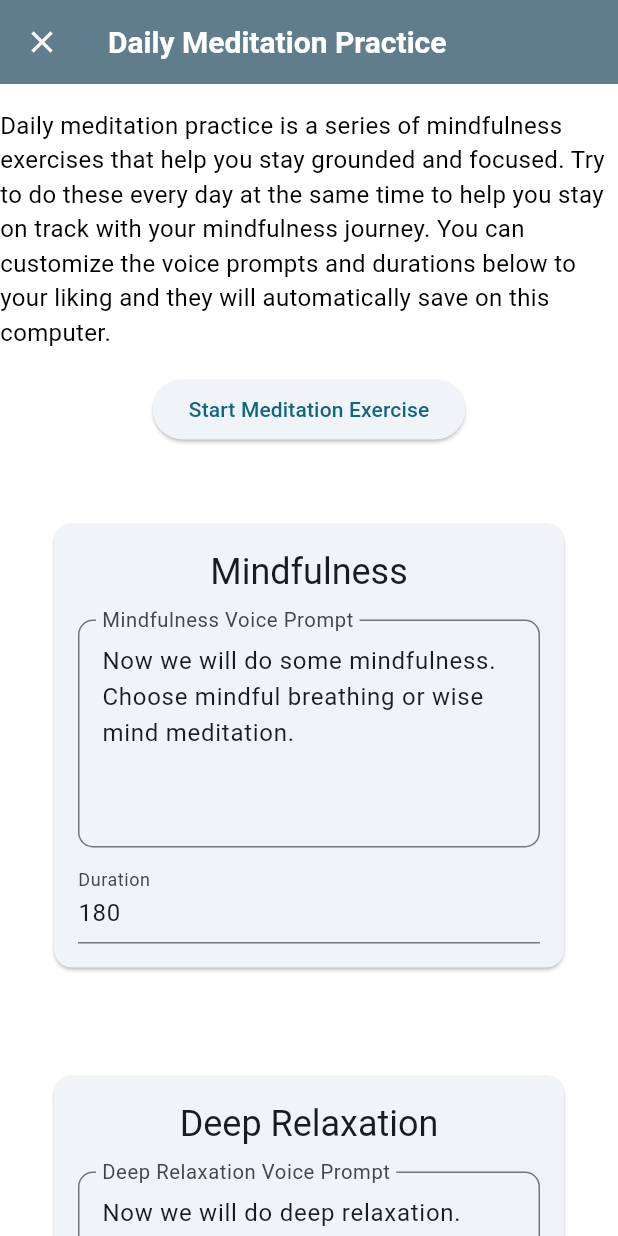
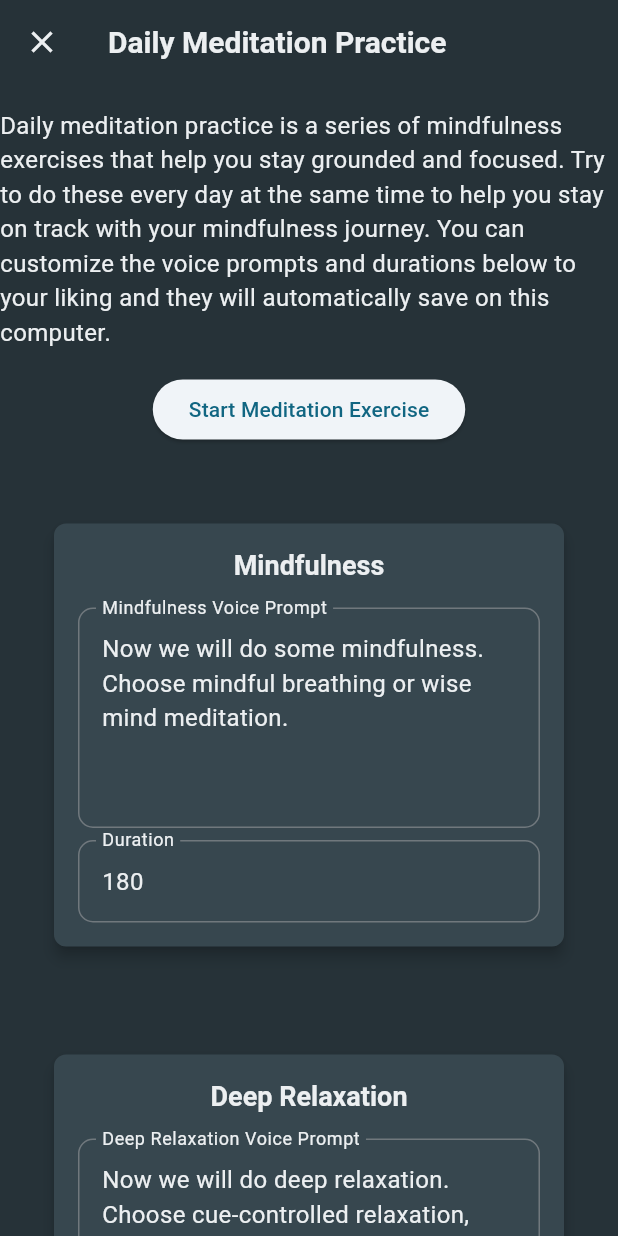
Before and after one commit to Dozer1170/mental_health_help, a Flutter app: the screen it shows after launch, after a tap on "Go to Daily Meditation", on a phone screen of 412 x 824 dp. Run offline on Flutter 3.47's test engine with Material 3 defaults, Android fonts, the phone set to English and light mode, and no system bars; our stand-ins replace flutter_tts, shared_preferences.

Commit message:
Dark theme

```diff
--- a/lib/defaults.dart
+++ b/lib/defaults.dart
@@ -1,5 +1,3 @@
-import 'package:flutter/material.dart';
-
 final Prompt welcomeDailyPractice = Prompt(_welcomeDailyPracticeTitle, _welcomeDailyPractice, 0);
 final Prompt deepBreath = Prompt(_deepBreathTitle, _deepBreath, 15);
 final Prompt mindfulness = Prompt(_mindfulnessTitle, _mindfulness, 180);
--- a/lib/main.dart
+++ b/lib/main.dart
@@ -2,6 +2,7 @@ import 'package:flutter/material.dart';
 import 'package:mental_health_help/daily_meditation_practice.dart';
 import 'package:mental_health_help/home.dart';
 import 'package:mental_health_help/strings.dart';
+import 'package:mental_health_help/themes.dart';
 import 'package:mental_health_help/transitions.dart';
 
 void main() {
@@ -15,26 +16,7 @@ class MyApp extends StatelessWidget {
   Widget build(BuildContext context) {
     return MaterialApp(
       title: appName,
-      theme: ThemeData(
-        colorScheme: ColorScheme.fromSeed(seedColor: Colors.blueGrey),
-        primaryColor: Colors.blueGrey,
-        scaffoldBackgroundColor: Colors.white,
-        appBarTheme: const AppBarTheme(
-          backgroundColor: Colors.blueGrey,
-          foregroundColor: Colors.white,
-        ),
-        textTheme: const TextTheme(
-          titleLarge: TextStyle(
-            color: Colors.blueGrey,
-            fontSize: 20,
-            fontWeight: FontWeight.bold,
-          ),
-          bodyMedium: TextStyle(
-            color: Colors.black,
-            fontSize: 16,
-          ),
-        ),
-      ),
+      theme: darkTheme,
       onGenerateRoute: (settings) {
         return PageRouteBuilder(
           pageBuilder: (context, animation, secondaryAnimation) {
--- a/lib/styles.dart
+++ b/lib/styles.dart
@@ -9,19 +9,3 @@ const smEdge = EdgeInsets.all(8.0);
 const mdEdge = EdgeInsets.all(16.0);
 const lgEdge = EdgeInsets.all(32.0);
 const xlEdge = EdgeInsets.all(64.0);
-
-InputDecoration buildInputDecoration(String labelText) {
-  return InputDecoration(
-    labelText: labelText,
-    labelStyle: const TextStyle(
-      fontSize: 18,
-    ),
-    border: OutlineInputBorder(
-      borderRadius: BorderRadius.circular(10),
-    ),
-    focusedBorder: OutlineInputBorder(
-      borderSide: const BorderSide(color: Colors.blue, width: 2.0),
-      borderRadius: BorderRadius.circular(10),
-    ),
-  );
-}
--- /dev/null
+++ b/lib/themes.dart
@@ -0,0 +1,71 @@
+import 'package:flutter/material.dart';
+
+final lightTheme = ThemeData(
+  colorScheme: ColorScheme.fromSeed(seedColor: Colors.blueGrey),
+  primaryColor: Colors.blueGrey,
+  scaffoldBackgroundColor: Colors.white,
+  appBarTheme: const AppBarTheme(
+    backgroundColor: Colors.blueGrey,
+    foregroundColor: Colors.white,
+  ),
+  textTheme: const TextTheme(
+    titleLarge: TextStyle(
+      color: Colors.blueGrey,
+      fontSize: 20,
+      fontWeight: FontWeight.bold,
+    ),
+    bodyMedium: TextStyle(
+      color: Colors.black,
+      fontSize: 16,
+    ),
+  ),
+);
+
+final darkBackgroundColor = Colors.blueGrey.shade900;
+final darkBackgroundColor2 = Colors.blueGrey.shade800;
+final darkPrimaryColor = Colors.blueGrey.shade50;
+final darkTheme = ThemeData(
+  colorScheme: ColorScheme.fromSeed(seedColor: Colors.blueGrey),
+  primaryColor: darkPrimaryColor,
+  scaffoldBackgroundColor: darkBackgroundColor,
+  appBarTheme: AppBarTheme(
+    backgroundColor: darkBackgroundColor,
+    foregroundColor: darkPrimaryColor,
+  ),
+  textTheme: TextTheme(
+    titleLarge: TextStyle(
+      color: darkPrimaryColor,
+      fontSize: 20,
+      fontWeight: FontWeight.bold,
+    ),
+    bodyMedium: TextStyle(
+      color: darkPrimaryColor,
+      fontSize: 16,
+    ),
+    headlineSmall: TextStyle(
+      color: darkPrimaryColor,
+      fontSize: 18,
+      fontWeight: FontWeight.bold,
+    ),
+  ),
+  cardTheme: CardTheme(
+    color: darkBackgroundColor2,
+    elevation: 4,
+    shape: RoundedRectangleBorder(
+      borderRadius: BorderRadius.circular(8),
+    ),
+  ),
+  inputDecorationTheme: InputDecorationTheme(
+    labelStyle: TextStyle(
+      color: darkPrimaryColor,
+      fontSize: 16,
+    ),
+    border: OutlineInputBorder(
+      borderRadius: BorderRadius.circular(10),
+    ),
+    focusedBorder: OutlineInputBorder(
+      borderSide: BorderSide(color: darkPrimaryColor, width: 2.0),
+      borderRadius: BorderRadius.circular(10),
+    ),
+  ),
+);
--- a/lib/widgets/prompt_edit.dart
+++ b/lib/widgets/prompt_edit.dart
@@ -1,3 +1,5 @@
+import 'dart:js';
+
 import 'package:flutter/material.dart';
 import 'package:mental_health_help/defaults.dart';
 import 'package:mental_health_help/prompt_controllers.dart';
@@ -30,15 +32,15 @@ class PromptEdit extends StatelessWidget {
                 controller: controllers.promptController,
                 minLines: lines,
                 maxLines: lines,
-                decoration: buildInputDecoration('${prompt.title} Voice Prompt'),
+                style: Theme.of(context).textTheme.bodyMedium,
+                decoration: InputDecoration(labelText: '${prompt.title} Voice Prompt'),
               ),
               const SizedBox(height: sm),
               TextField(
                 controller: controllers.durationController,
                 keyboardType: TextInputType.number,
-                decoration: const InputDecoration(
-                  labelText: 'Duration',
-                ),
+                style: Theme.of(context).textTheme.bodyMedium,
+                decoration: const InputDecoration(labelText: 'Duration'),
               ),
             ],
           ),
```
Also changed, not shown: 1 other file.
